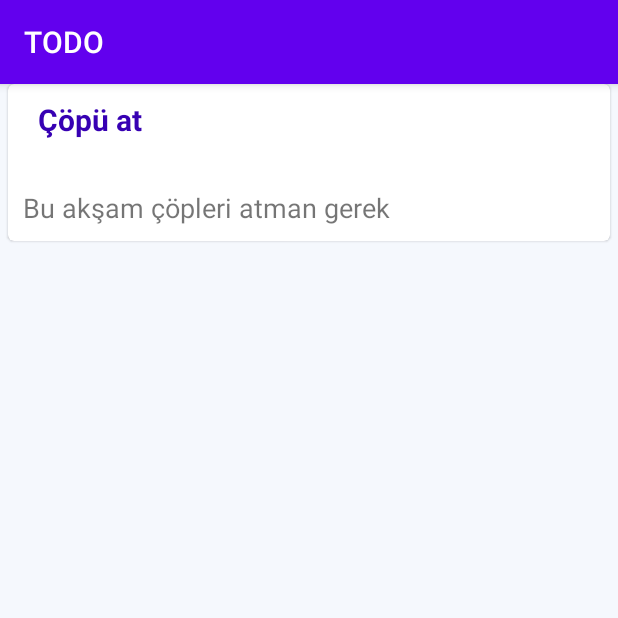
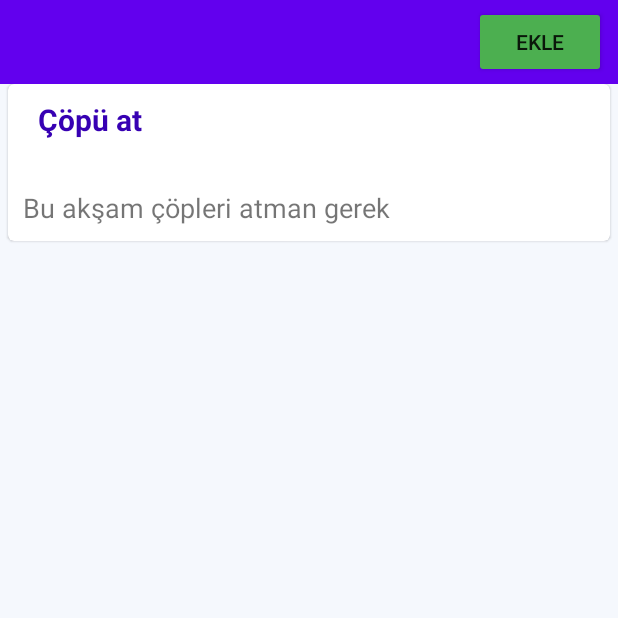
Before and after one commit to abdullahisik/todo-mvvm, an Android app: the screen it shows after launch (MainActivity), after a tap on "Çöpü at", on a phone screen of 412 x 824 dp, the top half of it. Run offline under Robolectric (Android 15) with nearby library versions, the light colour scheme and no system bars; our stand-ins replace Room's generated code.

Commit message:
toolbar button added

```diff
--- a/app/src/main/java/com/mitoz/todo/MainActivity.kt
+++ b/app/src/main/java/com/mitoz/todo/MainActivity.kt
@@ -3,6 +3,7 @@ package com.mitoz.todo
 
 import android.graphics.BitmapFactory
 import android.os.Bundle
+import androidx.appcompat.app.ActionBar
 import androidx.appcompat.app.AppCompatActivity
 import androidx.lifecycle.Observer
 import androidx.lifecycle.ViewModelProvider
@@ -70,7 +71,16 @@ class MainActivity : AppCompatActivity() {
 
         rvAdapter = AdaptersRecAdaptor(todosList)
         binding.rvList.adapter = rvAdapter
+        supportActionBar?.apply {
+            title = "Olacak"
+            elevation = 15F
 
+            // toolbar button click listener
+            buttonToolbar.setOnClickListener {
+                // change toolbar title
+                this.title = "TODO"
+            }
+        }
         val language1 = ModelsModel(
             0,
             "Java is an Object Oriented Programming language.",
--- a/app/src/main/res/layout/activity_main.xml
+++ b/app/src/main/res/layout/activity_main.xml
@@ -8,15 +8,48 @@
     android:layout_height="match_parent"
     tools:context=".MainActivity">
 
+    <androidx.appcompat.widget.Toolbar
+        android:id="@+id/toolbar"
+        android:layout_width="match_parent"
+        android:layout_height="wrap_content"
+        android:background="?attr/colorPrimary"
+        android:minHeight="?attr/actionBarSize"
+        android:theme="?attr/actionBarTheme"
+        app:layout_constraintEnd_toEndOf="parent"
+        app:layout_constraintStart_toStartOf="parent"
+        app:layout_constraintTop_toTopOf="parent">
 
+        <androidx.constraintlayout.widget.ConstraintLayout
+            android:layout_width="wrap_content"
+            android:layout_height="wrap_content"
+            android:layout_gravity="end">
+
+            <Button
+                android:id="@+id/buttonToolbar"
+                android:layout_width="wrap_content"
+                android:layout_height="wrap_content"
+                android:layout_marginEnd="8dp"
+                android:backgroundTint="#4CAF50"
+                android:text="Ekle"
+                app:layout_constraintBottom_toBottomOf="parent"
+                app:layout_constraintEnd_toEndOf="parent"
+                app:layout_constraintTop_toTopOf="parent" />
+
+        </androidx.constraintlayout.widget.ConstraintLayout>
+
+    </androidx.appcompat.widget.Toolbar>
 
 
     <!--Add recycler view to main activity-->
     <androidx.recyclerview.widget.RecyclerView
         android:id="@+id/rv_list"
         android:layout_width="match_parent"
-        android:layout_height="match_parent"
+        android:layout_height="wrap_content"
         app:layoutManager="androidx.recyclerview.widget.LinearLayoutManager"
+        app:layout_constraintBottom_toBottomOf="parent"
+
+        app:layout_constraintTop_toBottomOf="@+id/toolbar"
+        app:layout_constraintVertical_bias="0"
         tools:layout_editor_absoluteX="0dp"
         tools:listitem="@layout/single_item" />
 
--- a/app/src/main/res/values/styles.xml
+++ b/app/src/main/res/values/styles.xml
@@ -1,6 +1,6 @@
 <resources>
     <!-- Base application theme. -->
-    <style name="AppTheme" parent="Theme.AppCompat.Light.DarkActionBar">
+    <style name="AppTheme" parent="Theme.AppCompat.Light.NoActionBar">
         <!-- Customize your theme here. -->
         <item name="colorPrimary">@color/colorPrimary</item>
         <item name="colorPrimaryDark">@color/colorPrimaryDark</item>
```
